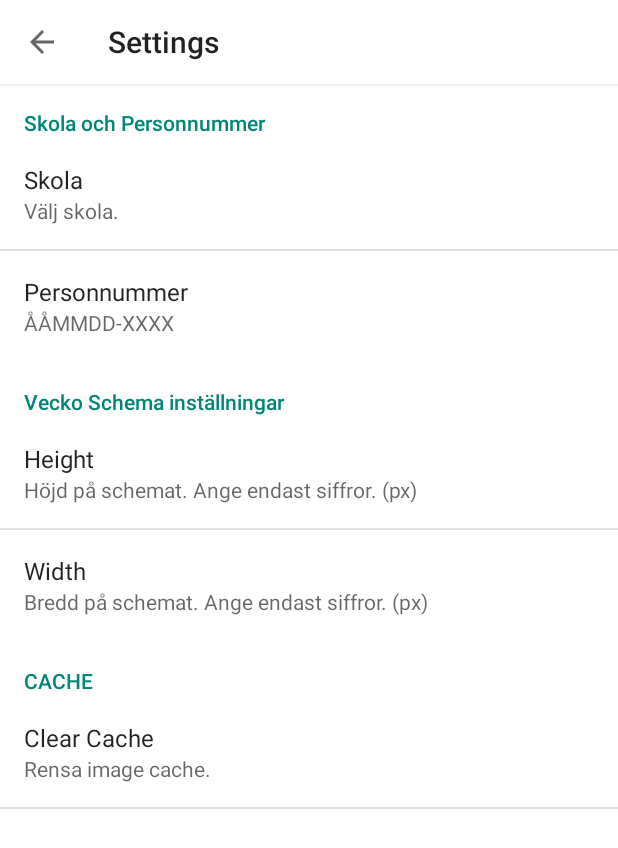
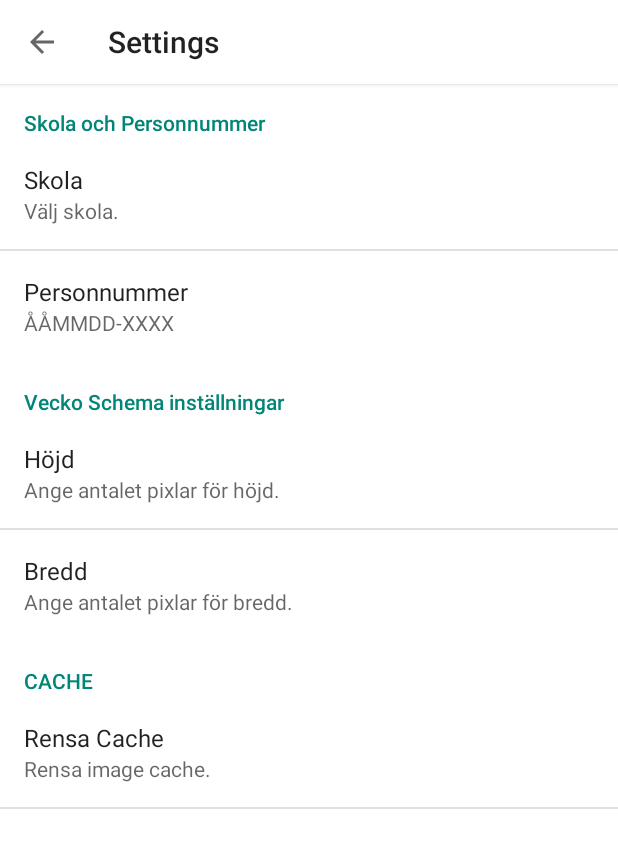
Before and after one commit to skarflacka/skolschema, an Android app: the Fragment2 screen opened directly, with no data from a screen before it, in the options menu, after a tap on "Settings", on a phone screen of 412 x 824 dp. Shown: the top 848 px of the screen. Run offline under Robolectric (Android 15) with nearby library versions, the phone set to English and light mode, and no system bars; pictures from the network do not load.

Commit message:
App done, without parse

```diff
--- a/app/build.gradle
+++ b/app/build.gradle
@@ -9,7 +9,7 @@ android {
         minSdkVersion 15
         targetSdkVersion 22
         versionCode 1
-        versionName "1.0"
+        versionName "1.0.0"
     }
     buildTypes {
         release {
--- a/app/src/main/java/com/example/tony/gymnasieschema/Fragment2.java
+++ b/app/src/main/java/com/example/tony/gymnasieschema/Fragment2.java
@@ -1,14 +1,13 @@
 package com.example.tony.gymnasieschema;
 
 import android.content.SharedPreferences;
+import android.graphics.drawable.Drawable;
 import android.os.Bundle;
 import android.preference.PreferenceManager;
 import android.support.annotation.Nullable;
-import android.text.method.Touch;
 import android.view.LayoutInflater;
 import android.view.View;
 import android.view.ViewGroup;
-import android.widget.Toast;
 
 import com.nostra13.universalimageloader.cache.memory.impl.WeakMemoryCache;
 import com.nostra13.universalimageloader.core.DisplayImageOptions;
@@ -16,12 +15,6 @@ import com.nostra13.universalimageloader.core.ImageLoader;
 import com.nostra13.universalimageloader.core.ImageLoaderConfiguration;
 import com.nostra13.universalimageloader.core.assist.ImageScaleType;
 import com.nostra13.universalimageloader.core.display.FadeInBitmapDisplayer;
-import com.squareup.picasso.Picasso;
-
-import java.io.IOException;
-import java.net.MalformedURLException;
-import java.util.Calendar;
-import java.util.GregorianCalendar;
 
 /**
  * Created by Tony on 2015-05-05.
@@ -60,6 +53,7 @@ public class Fragment2 extends android.support.v4.app.Fragment {
 
     public void displayImageUni() {
         DisplayImageOptions options = new DisplayImageOptions.Builder()
+                .showImageOnLoading(R.drawable.loading)
                 .cacheOnDisk(true)
                 .cacheInMemory(true)
                 .imageScaleType(ImageScaleType.EXACTLY)
--- a/app/src/main/java/com/example/tony/gymnasieschema/SchoolSearchActivity.java
+++ b/app/src/main/java/com/example/tony/gymnasieschema/SchoolSearchActivity.java
@@ -1,13 +1,9 @@
 package com.example.tony.gymnasieschema;
 
 import android.app.Activity;
-import android.app.SearchManager;
-import android.content.Context;
 import android.content.SharedPreferences;
 import android.os.Bundle;
-import android.os.PersistableBundle;
 import android.preference.PreferenceManager;
-import android.support.v7.app.ActionBarActivity;
 import android.text.TextUtils;
 import android.view.View;
 import android.widget.AdapterView;
--- a/app/src/main/java/com/example/tony/gymnasieschema/ViewPagerAdapter.java
+++ b/app/src/main/java/com/example/tony/gymnasieschema/ViewPagerAdapter.java
@@ -3,7 +3,6 @@ package com.example.tony.gymnasieschema;
 import android.content.Context;
 import android.support.v4.app.Fragment;
 import android.support.v4.app.FragmentManager;
-import android.support.v4.app.FragmentPagerAdapter;
 import android.support.v4.app.FragmentStatePagerAdapter;
 
 import java.util.Calendar;
--- a/app/src/main/java/com/example/tony/gymnasieschema/sTab/SlidingTabStrip.java
+++ b/app/src/main/java/com/example/tony/gymnasieschema/sTab/SlidingTabStrip.java
@@ -28,7 +28,7 @@ package com.example.tony.gymnasieschema.sTab;
 
 class SlidingTabStrip extends LinearLayout {
 
-    private static final int DEFAULT_BOTTOM_BORDER_THICKNESS_DIPS = 0;
+    private static final int DEFAULT_BOTTOM_BORDER_THICKNESS_DIPS = 1;
     private static final byte DEFAULT_BOTTOM_BORDER_COLOR_ALPHA = 0x26;
     private static final int SELECTED_INDICATOR_THICKNESS_DIPS = 5;
     private static final int DEFAULT_SELECTED_INDICATOR_COLOR = 0xFF0000FF;
--- a/app/src/main/res/layout/activity_help.xml
+++ b/app/src/main/res/layout/activity_help.xml
@@ -29,9 +29,11 @@
         android:layout_below="@+id/textView2"
         android:layout_gravity="center"
         android:textColor="@color/ColorPrimaryDark"
-        android:onClick="closeHelp();"
+        android:onClick="closeHelp"
         android:focusable="true"
-        android:focusableInTouchMode="true" />
+        android:focusableInTouchMode="true"
+        android:clickable="true"
+        />
 
 
 </LinearLayout>
--- a/app/src/main/res/menu/menu_main.xml
+++ b/app/src/main/res/menu/menu_main.xml
@@ -14,4 +14,10 @@
         app:showAsAction="never"
         />
 
+    <item android:id="@+id/action_credits"
+        android:orderInCategory="300"
+        android:title="Hjälp och Credits"
+        app:showAsAction="never"
+        />
+
 </menu>
--- a/app/src/main/res/values/strings.xml
+++ b/app/src/main/res/values/strings.xml
@@ -1,18 +1,20 @@
 <resources>
     <string name="app_name">Skolschema</string>
-
     <string name="hello_world">Hello world!</string>
     <string name="action_settings">Settings</string>
     <string name="title_settings">Settings</string>
     <string name="url2">http://www.novasoftware.se/ImgGen/schedulegenerator.aspx?format=png&amp;schoolid=%1$s/sv-se&amp;id=%2$s&amp;period=&amp;week=%5$s&amp;width=%3$s&amp;height=%4$s&amp;day=%6$s</string>
     <string name="url">http://www.novasoftware.se/ImgGen/schedulegenerator.aspx?format=png&amp;schoolid=%1$s/sv-se&amp;id=%2$s&amp;period=&amp;week=%5$s&amp;width=%3$s&amp;height=%4$s</string>
-<string name="search_hint">Search...</string>
-<string name="title_schoolsearch">SEARCH PLS</string>
+    <string name="search_hint">Search...</string>
+    <string name="title_schoolsearch">SEARCH PLS</string>
     <string name="refresh">Refresh</string>
     <string name="pref_previously_started">FirstTime</string>
     <string name="title_help">Help desu ne.</string>
     <string name="shimmer_text">Välkommen till\n Skolschema!</string>
     <string name="shimmer_text_2">Börja med att sätta upp\n ditt schema i Settings.</string>
+    <string name="close">Stäng</string>
+    <string name="credits_text">Den färgade veckan är nuvarande vecka och den är även sparad. Inga andra veckor kommer att sparas tills det blir den veckan.\n\nSkolschema gjord av Nubmeister.</string>
+    <string name="action_credits2">Hjälp och Credits</string>
 
     <string-array name="week_array">
         <item>Vecka 1</item>
--- a/app/src/main/res/xml/preferences.xml
+++ b/app/src/main/res/xml/preferences.xml
@@ -26,8 +26,8 @@
         android:title="Vecko Schema inställningar"
         >
         <EditTextPreference
-            android:title="Height"
-            android:summary="Höjd på schemat. Ange endast siffror. (px)"
+            android:title="Höjd"
+            android:summary="Ange antalet pixlar för höjd."
             android:key="HeightKey"
             android:digits="0123456789"
             android:inputType="number"
@@ -35,14 +35,16 @@
             />
 
         <EditTextPreference
-            android:title="Width"
-            android:summary="Bredd på schemat. Ange endast siffror. (px)"
+            android:title="Bredd"
+            android:summary="Ange antalet pixlar för bredd."
             android:key="WidthKey"
             android:digits="0123456789"
             android:inputType="number"
             android:maxLength="4"
             />
     </PreferenceCategory>
+
+
 <!--
     <PreferenceCategory
         android:title="Dag Schema inställningar"
@@ -90,7 +92,7 @@
         >
 
         <Preference
-            android:title="Clear Cache"
+            android:title="Rensa Cache"
             android:summary="Rensa image cache."
             android:key="ClearCacheKey"
             />
```
Also changed, not shown: app/src/main/AndroidManifest.xml (+6 -2 lines), app/src/main/java/com/example/tony/gymnasieschema/Fragment1.java (+0 -7 lines), app/src/main/java/com/example/tony/gymnasieschema/HelpActivity.java (+5 -2 lines), app/src/main/java/com/example/tony/gymnasieschema/MainActivity.java (+31 -7 lines), app/src/main/java/com/example/tony/gymnasieschema/SettingsActivity.java (+1 -7 lines), app/src/main/res/layout/about_popup.xml (added, +27 -0 lines), app/src/main/res/drawable/loading.png (added), app/src/main/res/drawable/spinningwheel.gif (added), 2 other files.
